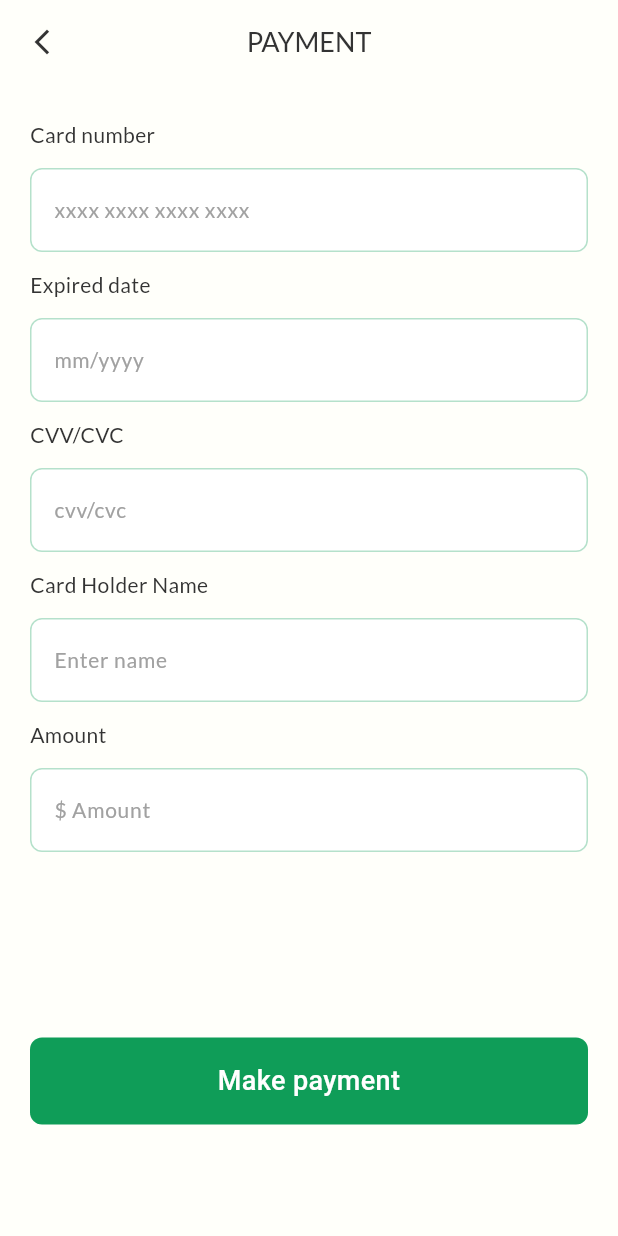
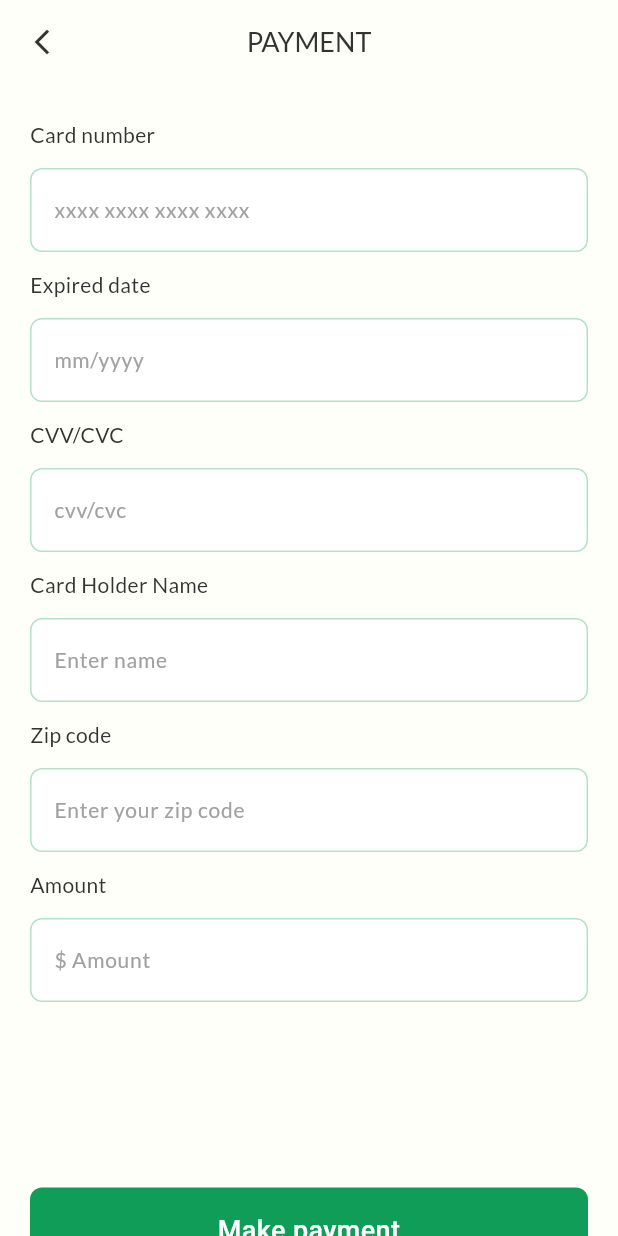
Before and after one commit to bdCalling-Sdt-hub/dr_booking, a Flutter app: the PaymentScreen screen opened by its route, on a phone screen of 412 x 824 dp. Run offline on Flutter 3.47's test engine with Material 3 defaults, Android fonts, the phone set to English and light mode, and no system bars; our stand-ins replace flutter_svg, get, google_fonts; missing offline and left inert: syncfusion_flutter_signaturepad; project files that could hold a hidden picture were left out.

Commit message:
feat(all screen): done

```diff
--- a/lib/view/screens/payment_method/payment_screen.dart
+++ b/lib/view/screens/payment_method/payment_screen.dart
@@ -105,6 +105,21 @@ late TextEditingController year = TextEditingController();
               height: 12,
             ),
             CustomTextField(
+              title: "Zip code",
+              hintText: "Enter your zip code",
+              maxLength: 4,
+              textInputAction: TextInputAction.next,
+              keyboardType: TextInputType.number,
+              hintStyle: GoogleFonts.lato(
+                  color: AppColors.foundationGrey200,
+                  fontWeight: FontWeight.w400,
+                  fontSize: 14),
+            ),
+
+            const SizedBox(
+              height: 12,
+            ),
+            CustomTextField(
               title: "Amount",
               hintText: "\$ Amount",
               inputTextStyle: const TextStyle(
--- a/lib/view/screens/progress_form/progress_form_screen.dart
+++ b/lib/view/screens/progress_form/progress_form_screen.dart
@@ -48,7 +48,7 @@ class _ProgressFormScreenState extends State<ProgressFormScreen> {
             ),
             const SizedBox(height: 12,),
             CustomTextField(title: "Change in pharmacy Information",
-              hintText: "Type Here",
+              hintText: "Pharmacy Information",
               hintStyle: GoogleFonts.lato(color: AppColors.foundationGrey200,fontWeight: FontWeight.w400,fontSize: 14),
             ),
             const SizedBox(height: 12,),
@@ -58,13 +58,13 @@ class _ProgressFormScreenState extends State<ProgressFormScreen> {
             ),
             const SizedBox(height: 12,),
             CustomTextField(title: "Current  Weight (Ibs)",
-              hintText: "start weight",
+              hintText: "Current weight",
               hintStyle: GoogleFonts.lato(color: AppColors.foundationGrey200,fontWeight: FontWeight.w400,fontSize: 14),
             ),
 
             const SizedBox(height: 12,),
             CustomTextField(title: "Goal Weight (Ibs)",
-              hintText: "Type Here",
+              hintText: "Goal Weight",
               hintStyle: GoogleFonts.lato(color: AppColors.foundationGrey200,fontWeight: FontWeight.w400,fontSize: 14),
             ),
 
```
